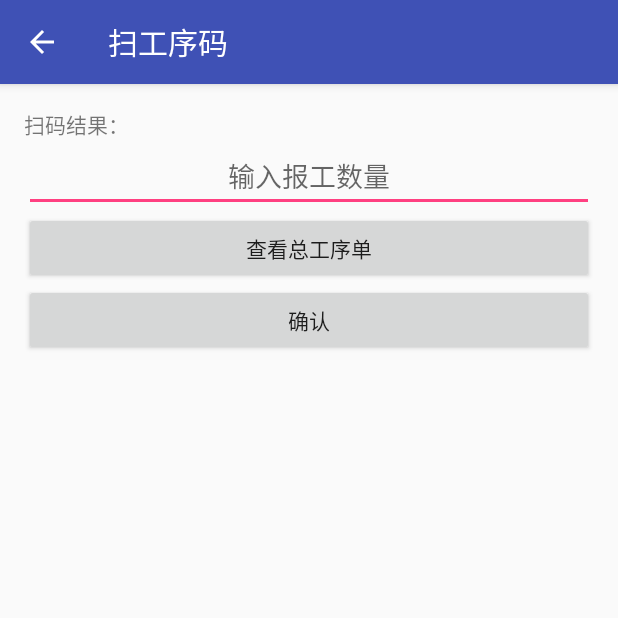
After one commit to xiaoyaolml/VFP, an Android app: the ResultActivity screen opened directly, with no data from a screen before it, on a phone screen of 412 x 824 dp, the top half of it. The commit adds this screen. Run offline under Robolectric (Android 15) with nearby library versions, the phone set to English and light mode, and no system bars.

Commit message:
添加扫码派工单的模拟功能

```diff
--- /dev/null
+++ b/app/src/main/java/com/leo/vfp/ResultActivity.java
@@ -0,0 +1,42 @@
+package com.leo.vfp;
+
+import android.content.Intent;
+import android.support.v7.app.AppCompatActivity;
+import android.os.Bundle;
+import android.text.TextUtils;
+import android.view.View;
+import android.widget.EditText;
+import android.widget.TextView;
+import android.widget.Toast;
+
+public class ResultActivity extends AppCompatActivity {
+
+    @Override
+    protected void onCreate(Bundle savedInstanceState) {
+        super.onCreate(savedInstanceState);
+        setContentView(R.layout.activity_result);
+        String result = getIntent().getStringExtra(MainActivity.TAG);
+
+        ((TextView)findViewById(R.id.result_barcode)).setText(result);
+        final EditText editText = (EditText) findViewById(R.id.result_number);
+
+        findViewById(R.id.result_submit).setOnClickListener(new View.OnClickListener() {
+            @Override
+            public void onClick(View v) {
+                String number = editText.getText().toString();
+                if (TextUtils.isEmpty(number)) {
+                    Toast.makeText(ResultActivity.this, "数量不能为空！", Toast.LENGTH_SHORT).show();
+                } else {
+                    finish();
+                }
+            }
+        });
+
+        findViewById(R.id.result_order).setOnClickListener(new View.OnClickListener() {
+            @Override
+            public void onClick(View v) {
+                startActivity(new Intent(ResultActivity.this,OrderActivity.class));
+            }
+        });
+    }
+}
--- /dev/null
+++ b/app/src/main/res/layout/activity_result.xml
@@ -0,0 +1,50 @@
+<?xml version="1.0" encoding="utf-8"?>
+<LinearLayout
+    xmlns:android="http://schemas.android.com/apk/res/android"
+    xmlns:tools="http://schemas.android.com/tools"
+    android:id="@+id/activity_result"
+    android:layout_width="match_parent"
+    android:layout_height="match_parent"
+    android:paddingBottom="@dimen/activity_vertical_margin"
+    android:paddingLeft="@dimen/activity_horizontal_margin"
+    android:paddingRight="@dimen/activity_horizontal_margin"
+    android:paddingTop="@dimen/activity_vertical_margin"
+    tools:context="com.leo.vfp.ResultActivity"
+    android:orientation="vertical">
+
+    <LinearLayout
+        android:layout_width="match_parent"
+        android:layout_height="wrap_content">
+        <TextView
+            android:layout_width="wrap_content"
+            android:layout_height="wrap_content"
+            android:text="扫码结果："/>
+        <TextView
+            android:id="@+id/result_barcode"
+            android:layout_width="0dp"
+            android:layout_weight="1"
+            android:gravity="center"
+            android:layout_height="wrap_content"/>
+    </LinearLayout>
+
+    <EditText
+        android:id="@+id/result_number"
+        android:layout_width="match_parent"
+        android:layout_height="wrap_content"
+        android:hint="输入报工数量"
+        android:inputType="number"
+        android:textAlignment="center"/>
+
+    <Button
+        android:id="@+id/result_order"
+        android:layout_width="match_parent"
+        android:layout_height="wrap_content"
+        android:text="查看总工序单"/>
+
+    <Button
+        android:id="@+id/result_submit"
+        android:layout_width="match_parent"
+        android:layout_height="wrap_content"
+        android:text="确认"/>
+
+</LinearLayout>
--- a/app/src/main/res/values/strings.xml
+++ b/app/src/main/res/values/strings.xml
@@ -3,4 +3,6 @@
     <string name="title_activity_timecard">考勤记录</string>
     <string name="title_activity_device">设备台账</string>
     <string name="title_activity_workorder">派工单</string>
+    <string name="title_activity_result">扫工序码</string>
+    <string name="title_activity_order">当日总工序单</string>
 </resources>
```
Also changed, not shown: app/src/main/AndroidManifest.xml (+15 -0 lines), app/src/main/java/com/leo/vfp/MainActivity.java (+20 -0 lines), app/src/main/java/com/leo/vfp/OrderActivity.java (added, +13 -0 lines), app/src/main/res/layout/activity_order.xml (added, +19 -0 lines).
